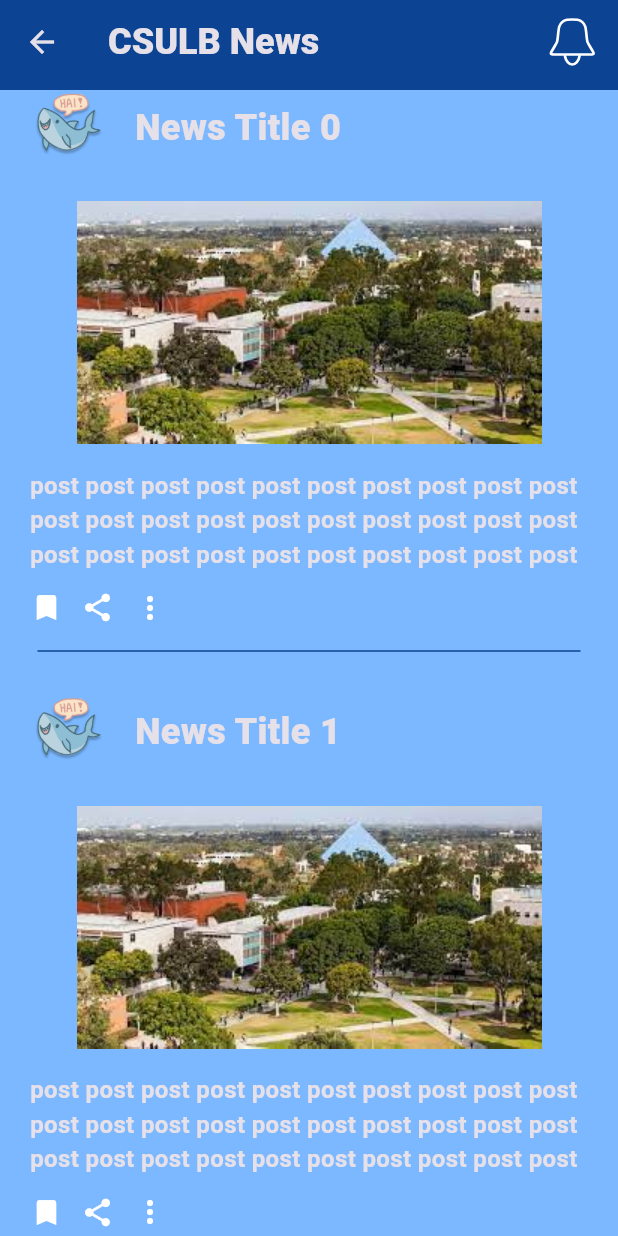
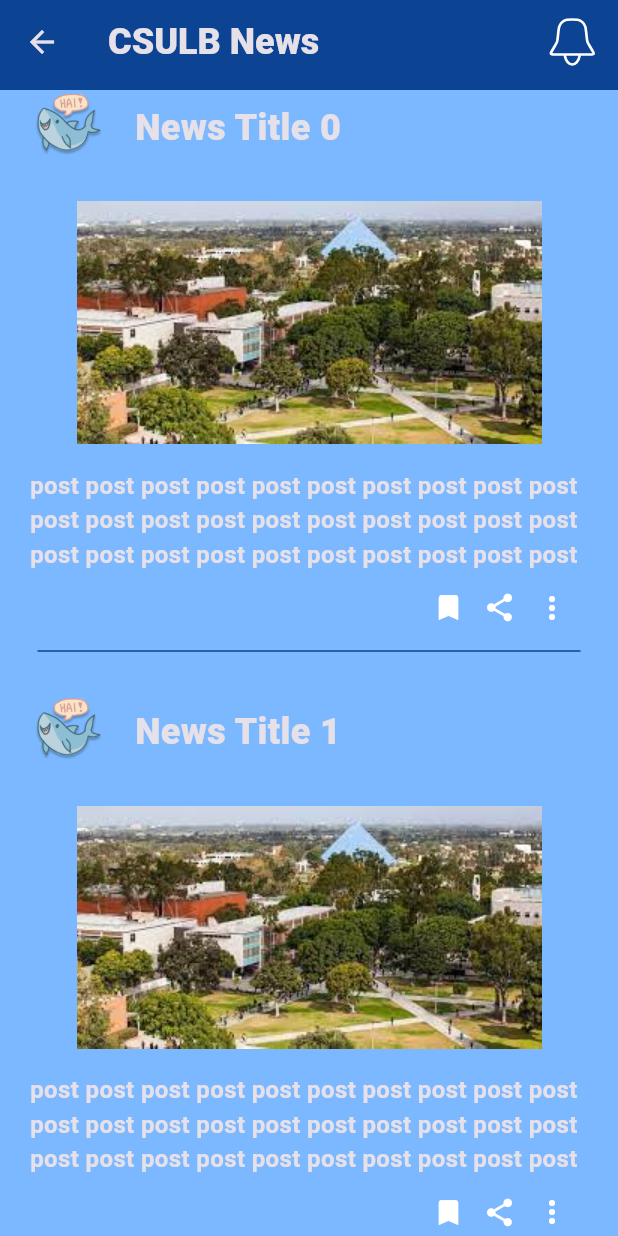
Before and after one commit to oscararenas12/ASAAP, a Flutter app: the NewsPage screen opened by its route, on a phone screen of 412 x 824 dp. Run offline on Flutter 3.47's test engine with Material 3 defaults, Android fonts, the phone set to English and light mode, and no system bars; our stand-ins replace cloud_firestore, dash_chat_2, firebase_auth, firebase_core, flutter_map, flutter_svg and 3 more; missing offline and left inert: chat_gpt_sdk; accounts and stored records are empty; Roboto replaces fonts that are missing (Urbanist).

Commit message:
updated newspage

```diff
--- a/flutter_491/lib/components/post_item.dart
+++ b/flutter_491/lib/components/post_item.dart
@@ -57,6 +57,7 @@ class PostItem extends StatelessWidget{
           ),
 
           Row(
+            mainAxisAlignment: MainAxisAlignment.end,
             children: [
 
               Icon(Icons.bookmark,
--- a/flutter_491/lib/pages/map_page.dart
+++ b/flutter_491/lib/pages/map_page.dart
@@ -17,6 +17,7 @@ class MapPage extends StatelessWidget {
           center: LatLng(33.7838, -118.1141),zoom: 16,),
 
         children: [
+
 
         //from flutter_map documentation
           TileLayer(
```
Also changed, not shown: flutter_491/lib/pages/news_page.dart (+6 -2 lines).
